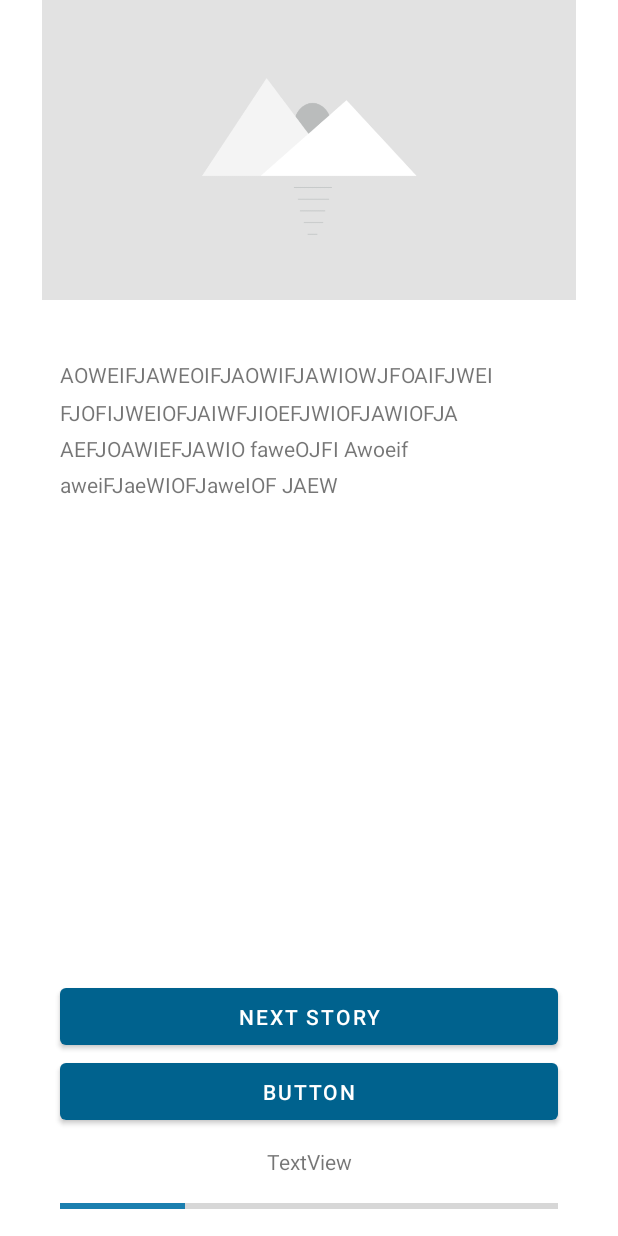
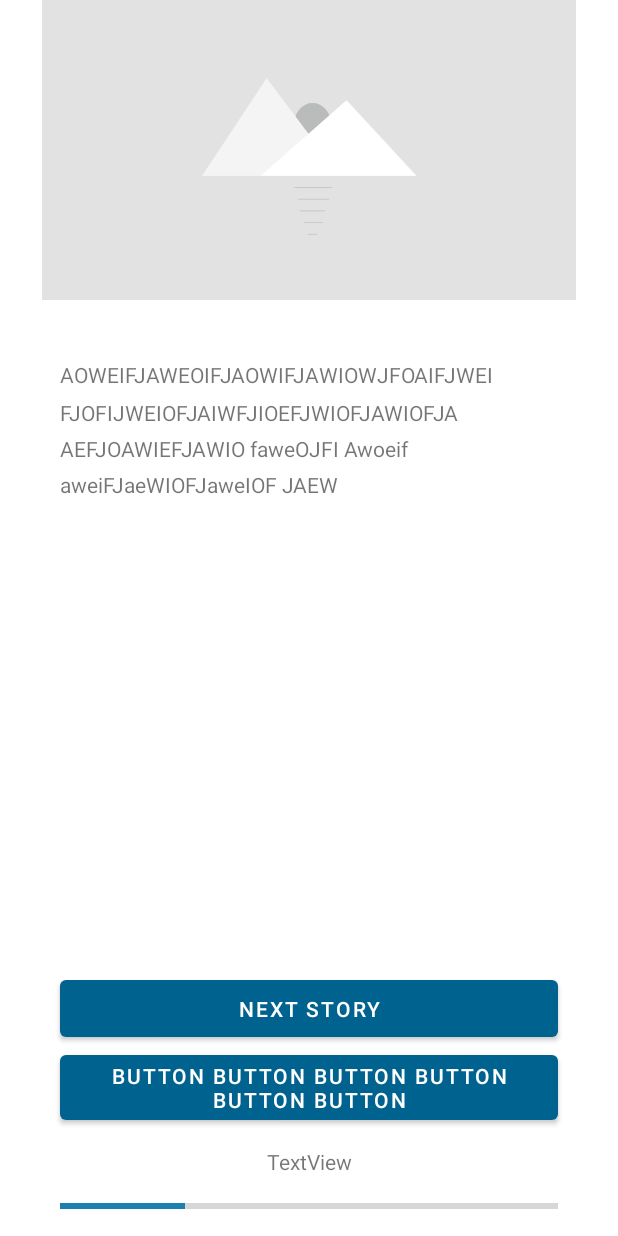
Before and after one commit to Jimmt/Homeless-Stories, an Android app: the layout fragment_story.xml on its own in the app's theme, with its tools: preview values and no code run, on a phone screen of 412 x 824 dp. Run offline under Robolectric (Android 15) with nearby library versions, the phone set to English and light mode, and no system bars; plain views replace MaterialProgressBar.

Commit message:
make answer button height dynamic

```diff
--- a/app/src/main/res/layout/answer_button.xml
+++ b/app/src/main/res/layout/answer_button.xml
@@ -1,6 +1,7 @@
 <?xml version="1.0" encoding="utf-8"?>
 <com.google.android.material.button.MaterialButton xmlns:android="http://schemas.android.com/apk/res/android"
+    android:id="@+id/answer_button"
     style="@style/CustomButton"
-    android:id="@+id/answer_button"
     android:layout_width="match_parent"
+    android:layout_height="wrap_content"
     android:text="Button" />
--- a/app/src/main/res/layout/fragment_story.xml
+++ b/app/src/main/res/layout/fragment_story.xml
@@ -65,7 +65,8 @@
             android:id="@+id/button"
             style="@style/CustomButton"
             android:layout_width="match_parent"
-            android:text="BUTTON" />
+            android:layout_height="wrap_content"
+            android:text="BUTTON BUTTON BUTTON BUTTON BUTTON BUTTON" />
     </LinearLayout>
 
 
```
